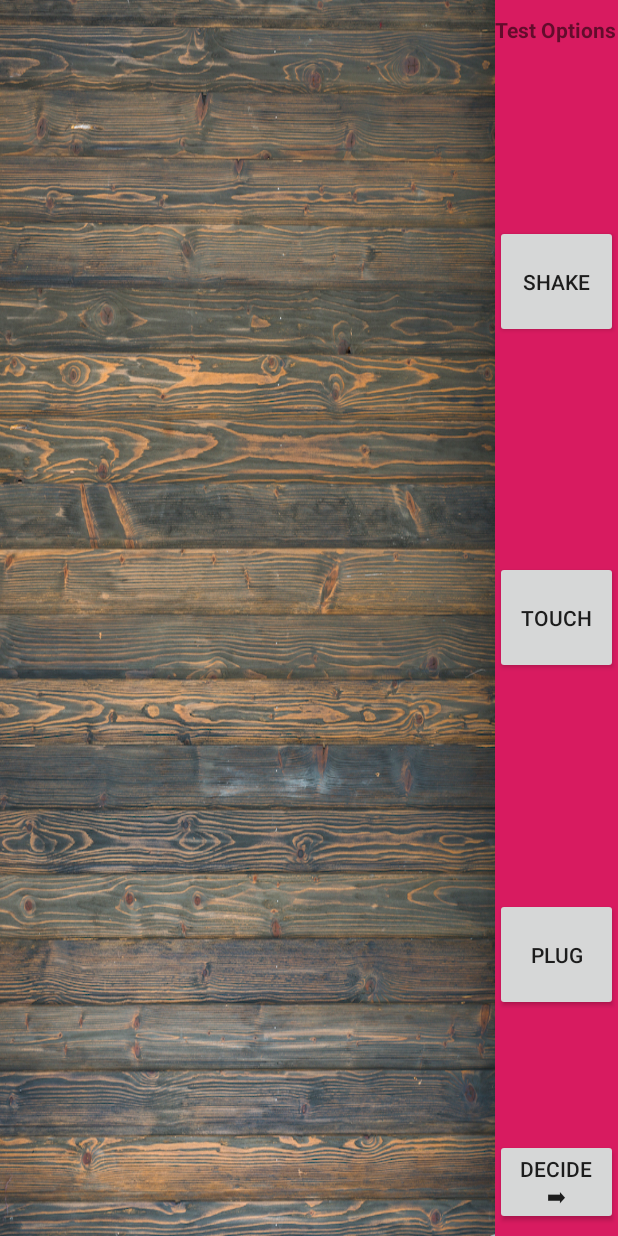
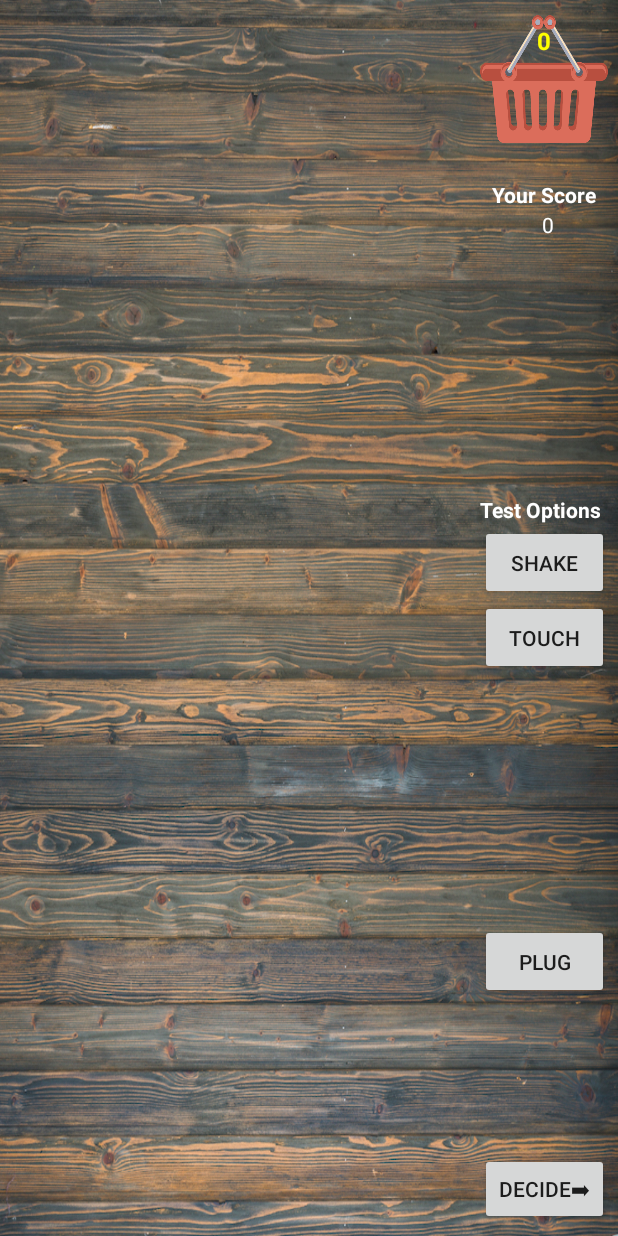
Before and after one commit to Yasamanro/TheBreakingHand, an Android app: the TestActivity screen opened directly, with no data from a screen before it, on a phone screen of 412 x 824 dp. Run offline under Robolectric (Android 15) with nearby library versions, the light colour scheme and no system bars; 1 statement that could not run was skipped.

Commit message:
Basket and Score in Test Activity Hand animation on IC fix Fan animation fix

```diff
--- a/app/src/main/java/com/example/yasamanro/bhangarigame/TestActivity.java
+++ b/app/src/main/java/com/example/yasamanro/bhangarigame/TestActivity.java
@@ -1,6 +1,7 @@
 package com.example.yasamanro.bhangarigame;
 
 import android.content.Context;
+import android.content.DialogInterface;
 import android.content.Intent;
 import android.media.MediaPlayer;
 import android.os.Vibrator;
@@ -10,10 +11,14 @@ import android.os.Bundle;
 import android.view.View;
 import android.widget.Button;
 import android.widget.ImageView;
+import android.widget.TextView;
 import android.widget.Toast;
+
+import java.util.ArrayList;
 
 public class TestActivity extends AppCompatActivity {
 
+    ArrayList<String> brokenItems;
     private ShakeListener mShaker;
 
     @Override
@@ -24,20 +29,24 @@ public class TestActivity extends AppCompatActivity {
         final Button shakeButton = findViewById(R.id.shakeButton);
         Button touchButton = findViewById(R.id.touchButton);
         Button plugButton = findViewById(R.id.plugButton);
+        Button basketButton = findViewById(R.id.basket);
         Button decideButton = findViewById(R.id.decideButton);
 
         ImageView currentObject = null;
         final MediaPlayer shakeSound = MediaPlayer.create(this,R.raw.shake);
 
+        final TextView basketCount = findViewById(R.id.badge_notification_text);
+        final TextView score = findViewById(R.id.score);
+
         //Make the appropriate part visible on the bench
         Bundle b = getIntent().getExtras();
-        String part = "";
-        if(b != null)
-            part = b.getString("part");
-        if (part.equals("fan")){
-            ImageView fan = findViewById(R.id.fan);
-            fan.setVisibility(View.VISIBLE);
-            currentObject = fan;
+        if(b != null){
+            brokenItems = b.getStringArrayList("brokens");
+            basketCount.setText(Integer.toString(brokenItems.size()));
+            score.setText(Integer.toString(b.getInt("score")));
+        }
+        else {
+            Toast.makeText(getApplicationContext(), "No content from previous activity!", Toast.LENGTH_SHORT).show();
         }
 
         final Vibrator vibe = (Vibrator)getSystemService(Context.VIBRATOR_SERVICE);
@@ -45,16 +54,10 @@ public class TestActivity extends AppCompatActivity {
 
         mShaker = new ShakeListener(this);
         mShaker.setOnShakeListener(new ShakeListener.OnShakeListener () {
-            public void onShake()
-            {
+            public void onShake() {
                 vibe.vibrate(500);
                 Toast.makeText(getApplicationContext(), "Shooken!", Toast.LENGTH_SHORT).show();
                 shakeSound.start();
-                // Dialog
-//                new AlertDialog.Builder(TestActivity.this)
-//                        .setPositiveButton(android.R.string.ok, null)
-//                        .setMessage("Shooken!")
-//                        .show();
             }
         });
 
@@ -64,6 +67,32 @@ public class TestActivity extends AppCompatActivity {
                 Toast.makeText(getApplicationContext(), "Shake it!", Toast.LENGTH_SHORT).show();
                 }
             });
+
+        basketButton.setOnClickListener(new View.OnClickListener() {
+            @Override
+            public void onClick(View v) {
+                android.app.AlertDialog.Builder builder = new android.app.AlertDialog.Builder(TestActivity.this);
+                builder.setTitle("Basket Content");
+
+                // Make an array of broken items to show
+                String[] arr = brokenItems.toArray(new String[brokenItems.size()]);
+                builder.setItems(arr, new DialogInterface.OnClickListener() {
+                    @Override
+                    public void onClick(DialogInterface dialog, int which) {
+                        switch (which) {
+                            case 0: // horse
+                            case 1: // cow
+                            case 2: // camel
+                            case 3: // sheep
+                            case 4: // goat
+                        }
+                    }
+                });
+                // create and show the alert dialog
+                android.app.AlertDialog dialog = builder.create();
+                dialog.show();
+            }
+        });
 
         decideButton.setOnClickListener(new View.OnClickListener() {
             @Override
--- a/app/src/main/res/layout/activity_test.xml
+++ b/app/src/main/res/layout/activity_test.xml
@@ -20,47 +20,81 @@
             android:layout_centerInParent="true"
             android:visibility="invisible"
             app:srcCompat="@drawable/fan_unselected" />
-    </RelativeLayout>
 
-    <RelativeLayout
-        android:layout_width="match_parent"
-        android:layout_height="match_parent"
-        android:layout_alignParentTop="true"
-        android:layout_weight="0.80"
-        android:background="@color/colorAccent">
+
+        <Button
+            android:id="@+id/basket"
+            android:layout_width="85dp"
+            android:layout_height="85dp"
+            android:layout_marginLeft="320dp"
+            android:layout_marginTop="10dp"
+            android:background="@drawable/basket" />
+
+
+        <TextView
+            android:id="@+id/badge_notification_text"
+            android:layout_width="wrap_content"
+            android:layout_height="wrap_content"
+            android:layout_marginTop="16dp"
+            android:shape="oval"
+            android:text="0"
+            android:textColor="#FFFF00"
+            android:textSize="16sp"
+            android:textStyle="bold"
+            android:layout_marginLeft="358dp" />
+
+        <TextView
+            android:id="@+id/scoreText"
+            android:layout_width="wrap_content"
+            android:layout_height="wrap_content"
+            android:layout_marginTop="120dp"
+            android:layout_marginLeft="328dp"
+            android:text="Your Score"
+            android:textColor="@color/white"
+            android:textStyle="bold" />
+
+        <TextView
+            android:id="@+id/score"
+            android:layout_width="wrap_content"
+            android:layout_height="wrap_content"
+            android:layout_marginTop="140dp"
+            android:layout_marginLeft="361dp"
+            android:text="0"
+            android:textColor="@color/white" />
 
         <TextView
             android:layout_width="wrap_content"
             android:layout_height="wrap_content"
-            android:layout_centerHorizontal="true"
-            android:layout_marginTop="10dp"
+            android:layout_marginTop="330dp"
             android:text="Test Options"
+            android:layout_marginLeft="320dp"
+            android:textColor="@color/white"
             android:textStyle="bold" />
 
         <Button
             android:id="@+id/shakeButton"
             android:layout_width="86dp"
-            android:layout_height="75dp"
+            android:layout_height="50dp"
             android:layout_alignParentTop="true"
-            android:layout_centerHorizontal="true"
-            android:layout_marginTop="150dp"
+            android:layout_marginTop="350dp"
+            android:layout_marginLeft="320dp"
             android:text="Shake" />
 
         <Button
             android:id="@+id/touchButton"
             android:layout_width="86dp"
-            android:layout_height="75dp"
-            android:layout_centerHorizontal="true"
-            android:layout_centerVertical="true"
+            android:layout_height="50dp"
+            android:layout_marginTop="400dp"
+            android:layout_marginLeft="320dp"
             android:text="Touch" />
 
         <Button
             android:id="@+id/plugButton"
             android:layout_width="86dp"
-            android:layout_height="75dp"
+            android:layout_height="50dp"
             android:layout_alignParentBottom="true"
-            android:layout_centerHorizontal="true"
-            android:layout_marginBottom="150dp"
+            android:layout_marginBottom="158dp"
+            android:layout_marginLeft="320dp"
             android:text="Plug" />
 
         <Button
@@ -68,12 +102,10 @@
             android:layout_width="86dp"
             android:layout_height="wrap_content"
             android:layout_alignParentBottom="true"
-            android:layout_centerHorizontal="true"
             android:layout_marginBottom="7dp"
+            android:layout_marginLeft="320dp"
             android:text="Decide➡" />
-
 
     </RelativeLayout>
 
-
 </LinearLayout>
```
Also changed, not shown: app/src/main/java/com/example/yasamanro/bhangarigame/DecideActivity.java (+7 -1 lines), app/src/main/java/com/example/yasamanro/bhangarigame/GameActivity.java (+14 -15 lines), app/src/main/java/com/example/yasamanro/bhangarigame/ScanActivity.java (+22 -1 lines), app/src/main/res/layout/activity_game.xml (+10 -10 lines).
